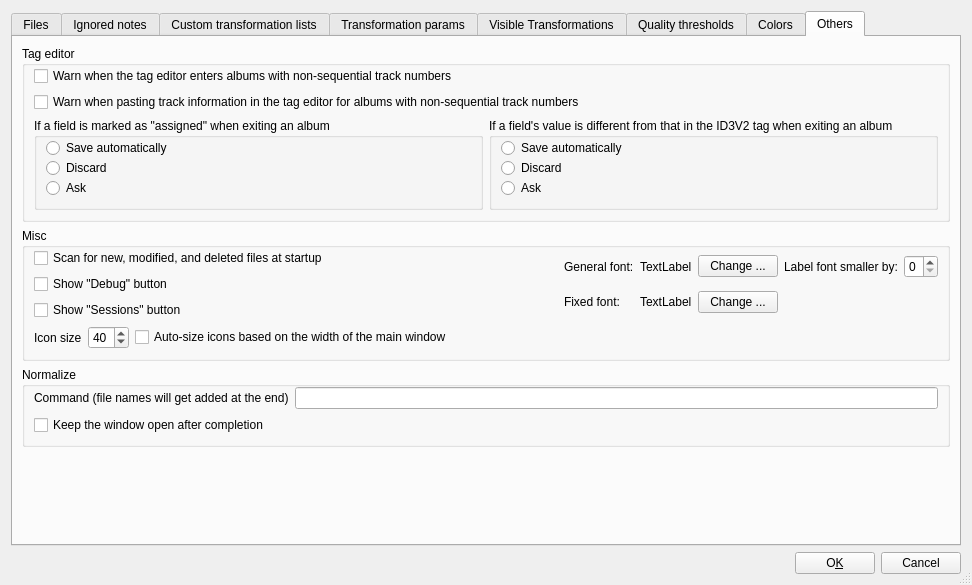
Old version of the form src/Config.ui in the repository frispete/mp3diags.
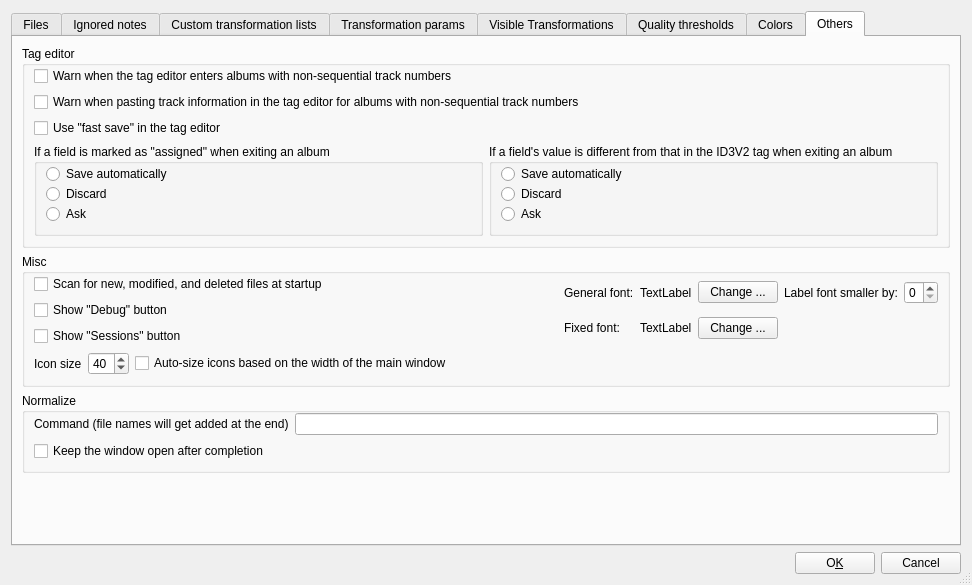
New version of the form. The open tabs and pages were chosen to show the change. Icons and pictures are not drawn.

Commit message: 028: - fast save in the tag editor

The edit to the form file:
```diff
--- a/src/Config.ui
+++ b/src/Config.ui
@@ -2229,6 +2229,13 @@
             </property>
            </widget>
           </item>
+          <item>
+           <widget class="QCheckBox" name="m_pFastSaveCkB" >
+            <property name="text" >
+             <string>Use "fast save" in the tag editor</string>
+            </property>
+           </widget>
+          </item>
           <item>
            <widget class="QWidget" native="1" name="widget_22" >
             <layout class="QHBoxLayout" >
@@ -2379,7 +2386,7 @@
              </widget>
             </item>
             <item>
-             <widget class="QWidget" native="1" name="widget_14" >
+             <widget class="QWidget" native="1" name="m_pFontsW" >
               <layout class="QGridLayout" >
                <property name="leftMargin" >
                 <number>0</number>
@@ -2467,7 +2474,7 @@
            </layout>
           </item>
           <item>
-           <widget class="QWidget" native="1" name="widget_23" >
+           <widget class="QWidget" native="1" name="m_pIconConfW" >
             <layout class="QHBoxLayout" >
              <property name="leftMargin" >
               <number>0</number>
```
The commit also changes 31 other files.
